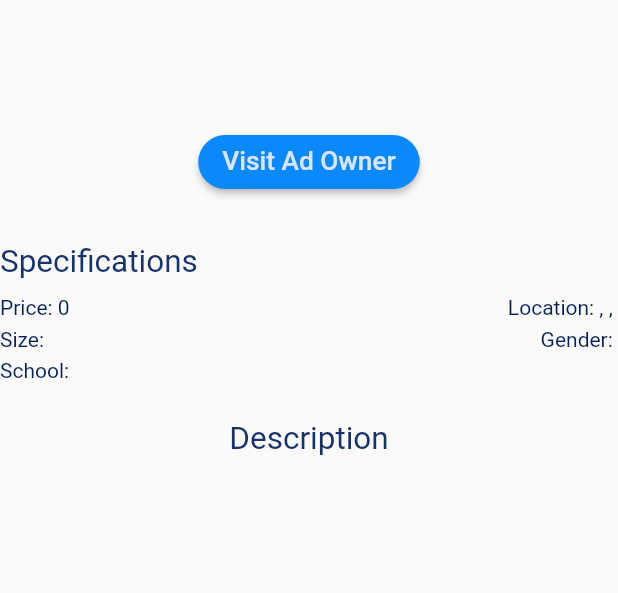
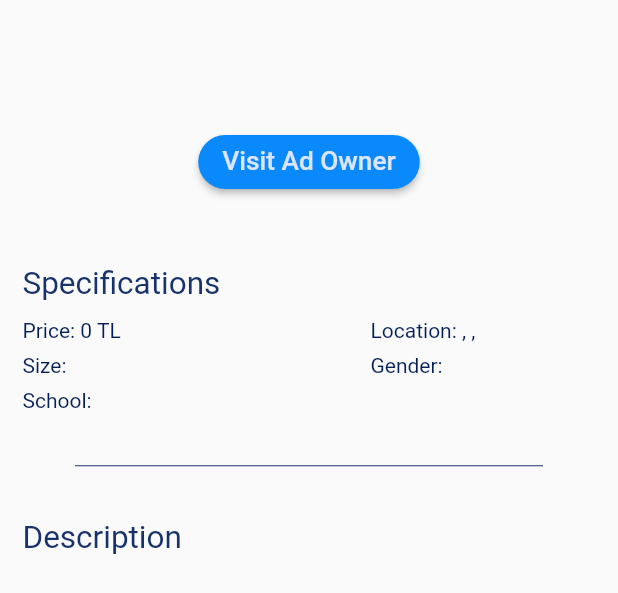
Before and after one commit to bunkieproject/bunkie_fe, a Flutter app: what getHouseAdDetails() shows on an empty page, opened directly with empty values, on a phone screen of 412 x 824 dp. Shown: the top 593 px of the screen. Run offline on Flutter 3.47's test engine with Material 2 defaults, Android fonts, the phone set to English and light mode, and no system bars; network calls fail.

Commit message:
BUN-103-104 : display fixes

```diff
--- a/lib/widget/detailed_ad.dart
+++ b/lib/widget/detailed_ad.dart
@@ -1,3 +1,5 @@
+import 'dart:convert';
+
 import 'package:app/api/util.dart';
 import 'package:app/constants.dart';
 import 'package:flutter/material.dart';
@@ -18,7 +20,8 @@ class BunkieDetailedAdWidgets {
           const SizedBox(
             height: 25,
           ),
-          _getVisitButton(context, token, userID, adDetail["user_id"], adDetail["ad_id"]),
+          _getVisitButton(
+              context, token, userID, adDetail["user_id"], adDetail["ad_id"]),
           const SizedBox(
             height: 25,
           ),
@@ -29,7 +32,15 @@ class BunkieDetailedAdWidgets {
               adDetail["gender_preferred"],
               adDetail["school"]),
           const SizedBox(
-            height: 25,
+            height: 12.5,
+          ),
+          const Divider(
+            indent: 50,
+            endIndent: 50,
+            color: BunkieColors.slate,
+          ),
+          const SizedBox(
+            height: 12.5,
           ),
           _getDescription(adDetail["description"]),
         ]));
@@ -46,7 +57,8 @@ class BunkieDetailedAdWidgets {
           const SizedBox(
             height: 25,
           ),
-          _getVisitButton(context, token, userID, adDetail["user_id"], adDetail["ad_id"]),
+          _getVisitButton(
+              context, token, userID, adDetail["user_id"], adDetail["ad_id"]),
           const SizedBox(
             height: 25,
           ),
@@ -57,7 +69,15 @@ class BunkieDetailedAdWidgets {
               adDetail["gender_preferred"],
               adDetail["school"]),
           const SizedBox(
-            height: 25,
+            height: 12.5,
+          ),
+          const Divider(
+            indent: 50,
+            endIndent: 50,
+            color: BunkieColors.slate,
+          ),
+          const SizedBox(
+            height: 12.5,
           ),
           _getDescription(adDetail["description"]),
         ]));
@@ -75,8 +95,8 @@ class BunkieDetailedAdWidgets {
     return Container();
   }
 
-  static Container _getVisitButton(
-      BuildContext context, String token, String userID, String ownerID, String adID) {
+  static Container _getVisitButton(BuildContext context, String token,
+      String userID, String ownerID, String adID) {
     Map<String, dynamic> getDisplayProfileForm;
     getDisplayProfileForm = <String, dynamic>{"user_id": adID};
     return Container(
@@ -103,48 +123,68 @@ class BunkieDetailedAdWidgets {
   static Container _getSpeficiations(
       String price, String loc, String size, String gender, String school) {
     return Container(
-      child: Column(
-        crossAxisAlignment: CrossAxisAlignment.start,
-        children: [
-          const Text("Specifications",
+        padding: const EdgeInsets.all(15),
+        child: Column(children: [
+          Container(
+            alignment: Alignment.centerLeft,
+            child: const Text("Specifications",
                 textScaleFactor: BunkieText.large,
                 style: TextStyle(color: BunkieColors.slate)),
+          ),
           const SizedBox(
             height: 10,
           ),
           Row(
             mainAxisAlignment: MainAxisAlignment.spaceBetween,
+            crossAxisAlignment: CrossAxisAlignment.start,
             children: [
-              Text("Price: $price",
+              Column(crossAxisAlignment: CrossAxisAlignment.start, children: [
+                SizedBox(
+                  width: 150,
+                  child: Text("Price: $price TL",
                       style: const TextStyle(color: BunkieColors.dark)),
-              Text("Location: $loc",
-                  style: const TextStyle(color: BunkieColors.dark)),
-            ],
                 ),
                 const SizedBox(
-            height: 5,
+                  height: 7.5,
                 ),
-          Row(
-            mainAxisAlignment: MainAxisAlignment.spaceBetween,
-            children: [
-              Text("Size: $size",
+                SizedBox(
+                  width: 150,
+                  child: Text("Size: $size",
                       style: const TextStyle(color: BunkieColors.dark)),
-              Text("Gender: $gender",
-                  style: const TextStyle(color: BunkieColors.dark))
-            ],
                 ),
                 const SizedBox(
-            height: 5,
+                  height: 7.5,
                 ),
-          Text("School: $school",
-              style: const TextStyle(color: BunkieColors.dark))
+                SizedBox(
+                  width: 150,
+                  child: Text("School: $school",
+                      style: const TextStyle(color: BunkieColors.dark)),
+                ),
+              ]),
+              Column(crossAxisAlignment: CrossAxisAlignment.start, children: [
+                SizedBox(
+                  width: 150,
+                  child: Text("Location: $loc",
+                      style: const TextStyle(color: BunkieColors.dark)),
+                ),
+                const SizedBox(
+                  height: 7.5,
+                ),
+                SizedBox(
+                  width: 150,
+                  child: Text("Gender: $gender",
+                      style: const TextStyle(color: BunkieColors.dark)),
+                ),
+              ]),
             ],
-      ),
-    );
+          )
+        ]));
   }
 
   static Container _getDescription(String description) {
     return Container(
+      padding: const EdgeInsets.all(15),
+      alignment: Alignment.centerLeft,
       child: Column(crossAxisAlignment: CrossAxisAlignment.start, children: [
         const Text("Description",
             textScaleFactor: BunkieText.large,
```
Also changed, not shown: lib/widget/search.dart (+56 -30 lines). Lines whose indentation alone changed are shown as unchanged.
